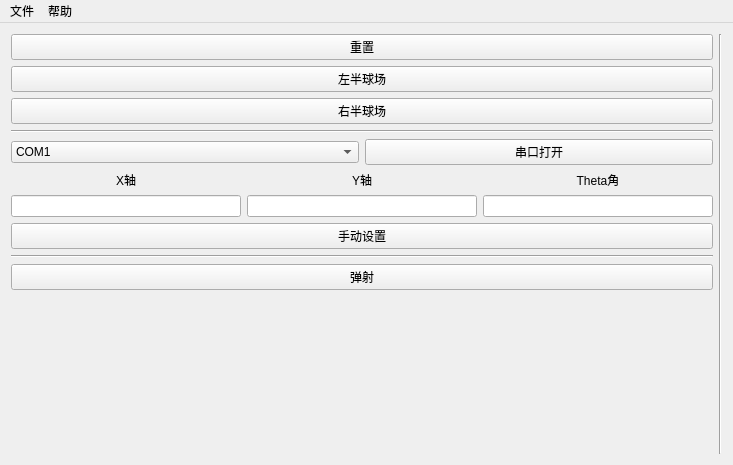
Before: the Qt Designer form mainwindow.ui in HadenSun/robot_1, drawn with Qt 5.
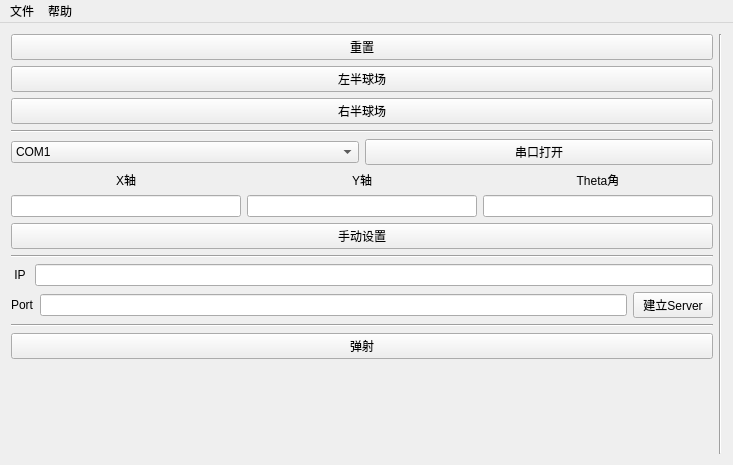
After: the same form once the commit is applied. Icons and pictures are not drawn.

Commit message: restart button function is done

The edit to the form file:
```diff
--- a/mainwindow.ui
+++ b/mainwindow.ui
@@ -208,6 +208,48 @@
           </property>
          </widget>
         </item>
+        <item>
+         <layout class="QHBoxLayout" name="horizontalLayout_2">
+          <item>
+           <widget class="QLabel" name="label">
+            <property name="text">
+             <string> IP </string>
+            </property>
+           </widget>
+          </item>
+          <item>
+           <widget class="QLineEdit" name="ipLineEditer"/>
+          </item>
+         </layout>
+        </item>
+        <item>
+         <layout class="QHBoxLayout" name="horizontalLayout_6">
+          <item>
+           <widget class="QLabel" name="label_5">
+            <property name="text">
+             <string>Port</string>
+            </property>
+           </widget>
+          </item>
+          <item>
+           <widget class="QLineEdit" name="portLineEditer"/>
+          </item>
+          <item>
+           <widget class="QPushButton" name="serverButton">
+            <property name="text">
+             <string>建立Server</string>
+            </property>
+           </widget>
+          </item>
+         </layout>
+        </item>
+        <item>
+         <widget class="Line" name="line_4">
+          <property name="orientation">
+           <enum>Qt::Horizontal</enum>
+          </property>
+         </widget>
+        </item>
         <item>
          <widget class="QPushButton" name="shotButton">
           <property name="text">
```
Left out of the diff: 8 changed lines with no effect on the pictures. The commit also changes 7 other files.
